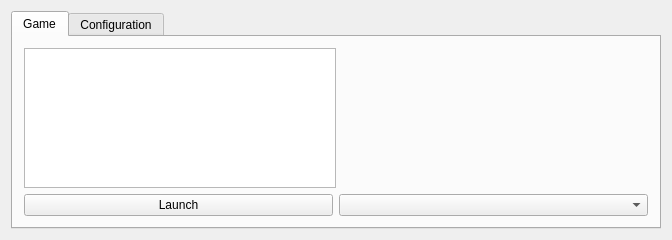
Qt form src/launcher/mainwindow.ui (stohrendorf/CroftEngine) before a commit.
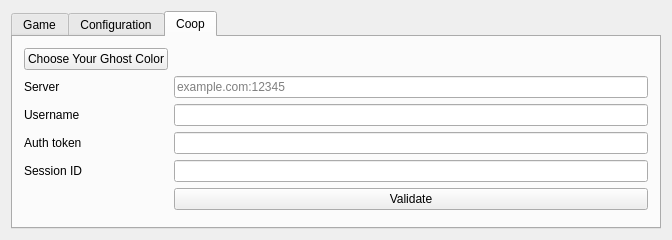
The same form after that commit. The open tabs and pages were chosen to show the change.

Patch:
```diff
--- a/src/launcher/mainwindow.ui
+++ b/src/launcher/mainwindow.ui
@@ -146,6 +146,95 @@
         </item>
        </layout>
       </widget>
+      <widget class="QWidget" name="tabCoop">
+       <attribute name="title">
+        <string>Coop</string>
+       </attribute>
+       <layout class="QVBoxLayout" name="verticalLayout_3">
+        <item>
+         <layout class="QFormLayout" name="formLayout">
+          <item row="0" column="0">
+           <widget class="QPushButton" name="btnChooseColor">
+            <property name="text">
+             <string>Choose Your Ghost Color</string>
+            </property>
+           </widget>
+          </item>
+          <item row="0" column="1">
+           <widget class="QLabel" name="lblColor">
+            <property name="text">
+             <string/>
+            </property>
+           </widget>
+          </item>
+          <item row="1" column="0">
+           <widget class="QLabel" name="label">
+            <property name="text">
+             <string>Server</string>
+            </property>
+           </widget>
+          </item>
+          <item row="1" column="1">
+           <widget class="QLineEdit" name="serverSocket">
+            <property name="placeholderText">
+             <string>example.com:12345</string>
+            </property>
+           </widget>
+          </item>
+          <item row="2" column="0">
+           <widget class="QLabel" name="label_2">
+            <property name="text">
+             <string>Username</string>
+            </property>
+           </widget>
+          </item>
+          <item row="2" column="1">
+           <widget class="QLineEdit" name="username"/>
+          </item>
+          <item row="3" column="0">
+           <widget class="QLabel" name="label_3">
+            <property name="text">
+             <string>Auth token</string>
+            </property>
+           </widget>
+          </item>
+          <item row="3" column="1">
+           <widget class="QLineEdit" name="authToken"/>
+          </item>
+          <item row="4" column="0">
+           <widget class="QLabel" name="label_4">
+            <property name="text">
+             <string>Session ID</string>
+            </property>
+           </widget>
+          </item>
+          <item row="4" column="1">
+           <widget class="QLineEdit" name="sessionId"/>
+          </item>
+          <item row="5" column="1">
+           <widget class="QPushButton" name="validateConnection">
+            <property name="text">
+             <string>Validate</string>
+            </property>
+           </widget>
+          </item>
+         </layout>
+        </item>
+        <item>
+         <spacer name="verticalSpacer">
+          <property name="orientation">
+           <enum>Qt::Vertical</enum>
+          </property>
+          <property name="sizeHint" stdset="0">
+           <size>
+            <width>20</width>
+            <height>40</height>
+           </size>
+          </property>
+         </spacer>
+        </item>
+       </layout>
+      </widget>
      </widget>
     </item>
    </layout>
```
